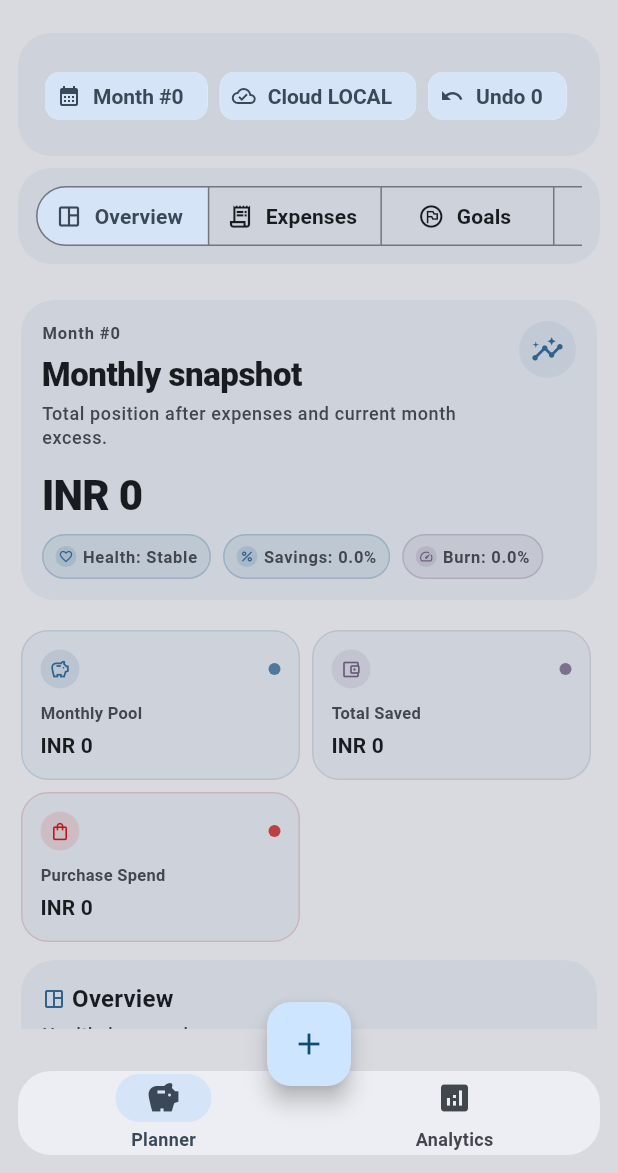
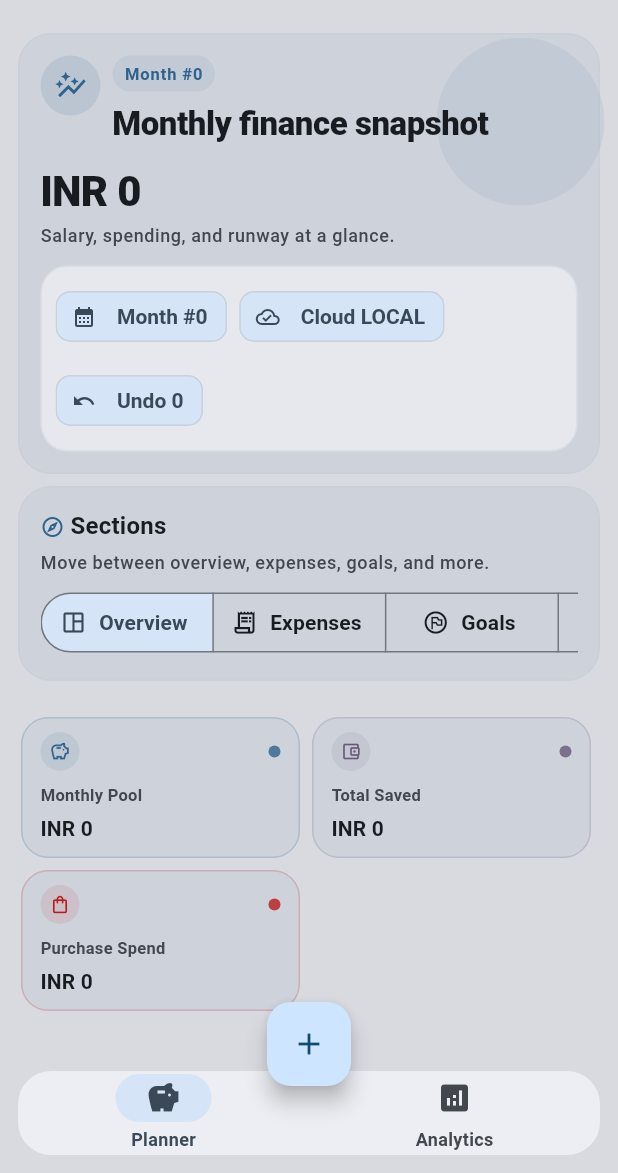
Before and after one commit to AryanSarafDev/budgie_flutter, a Flutter app: the screen it shows after launch, on a phone screen of 412 x 824 dp, the part 63-1236 px from its top. Run offline on Flutter 3.47's test engine with Material 3 defaults, Android fonts, the phone set to English and light mode, and no system bars; drawn by our look-alikes of dynamic_color; our stand-ins replace cloud_firestore, equatable, firebase_auth, firebase_core, flutter_bloc, google_sign_in and 1 more; accounts and stored records are empty.

Commit message:
Material you implementation v4

```diff
--- a/lib/features/planner/presentation/planner_screen.dart
+++ b/lib/features/planner/presentation/planner_screen.dart
@@ -315,6 +315,10 @@ class _PlannerTabState extends State<_PlannerTab> {
       padding: const EdgeInsets.fromLTRB(AppSpacing.md, AppSpacing.sm, AppSpacing.md, 108),
       children: [
         _HeroPanel(
+          monthLabel: 'Month #${vm.monthsProcessed}',
+          title: 'Monthly finance snapshot',
+          value: vm.asCurrency(vm.totalSavingsWithCurrentExcess),
+          subtitle: 'Salary, spending, and runway at a glance.',
           chips: [
             _HeaderChip(label: 'Month #${vm.monthsProcessed}', icon: Icons.calendar_month),
             _HeaderChip(label: 'Cloud ${vm.cloudStatus.toUpperCase()}', icon: Icons.cloud_done_outlined),
@@ -331,8 +335,17 @@ class _PlannerTabState extends State<_PlannerTab> {
           ),
         _GlassCard(
           child: Padding(
-            padding: const EdgeInsets.fromLTRB(AppSpacing.md, AppSpacing.sm, AppSpacing.md, AppSpacing.sm),
-            child: SingleChildScrollView(
+            padding: const EdgeInsets.all(AppSpacing.panel),
+            child: Column(
+              crossAxisAlignment: CrossAxisAlignment.start,
+              children: [
+                const _SectionHead(
+                  title: 'Sections',
+                  subtitle: 'Move between overview, expenses, goals, and more.',
+                  icon: Icons.explore_outlined,
+                ),
+                const SizedBox(height: AppSpacing.sm),
+                SingleChildScrollView(
                   scrollDirection: Axis.horizontal,
                   child: SegmentedButton<int>(
                     segments: List.generate(
@@ -349,6 +362,8 @@ class _PlannerTabState extends State<_PlannerTab> {
                     },
                     showSelectedIcon: false,
                   ),
+                ),
+              ],
             ),
           ),
         ),
@@ -393,9 +408,6 @@ class _PlannerOverview extends StatelessWidget {
     final savingsRate = vm.salary <= 0
         ? 0.0
         : (vm.monthlyPool / vm.salary).clamp(0, 1).toDouble();
-    final availableRatio = vm.monthlyPool <= 0
-        ? 0.0
-        : (vm.availableMonthExcess / vm.monthlyPool).clamp(0, 1).toDouble();
 
     final healthLabel = expenseRatio >= 0.9
         ? 'Pressure'
@@ -413,17 +425,6 @@ class _PlannerOverview extends StatelessWidget {
       child: Column(
         crossAxisAlignment: CrossAxisAlignment.stretch,
         children: [
-          _OverviewHeroCard(
-            monthLabel: 'Month #${vm.monthsProcessed}',
-            title: 'Monthly snapshot',
-            value: vm.asCurrency(vm.totalSavingsWithCurrentExcess),
-            subtitle: 'Total position after expenses and current month excess.',
-            healthLabel: healthLabel,
-            healthColor: healthColor,
-            savingsRate: savingsRate,
-            expenseRatio: expenseRatio,
-          ),
-          const SizedBox(height: AppSpacing.md),
           Wrap(
             spacing: AppSpacing.sm,
             runSpacing: AppSpacing.sm,
@@ -507,63 +508,6 @@ class _PlannerOverview extends StatelessWidget {
                     leftColor: scheme.tertiary,
                     rightColor: scheme.secondary,
                     format: vm.asCurrency,
-                  ),
-                ],
-              ),
-            ),
-          ),
-          _GlassCard(
-            child: Padding(
-              padding: const EdgeInsets.all(AppSpacing.panel),
-              child: Column(
-                crossAxisAlignment: CrossAxisAlignment.start,
-                children: [
-                  const _SectionHead(
-                    title: 'Salary Baseline',
-                    subtitle: 'Update salary and review monthly totals.',
-                    icon: Icons.account_balance_outlined,
-                  ),
-                  const SizedBox(height: AppSpacing.panel),
-                  Row(
-                    children: [
-                      Expanded(
-                        child: TextField(
-                          controller: vm.salaryCtrl,
-                          keyboardType: TextInputType.number,
-                          decoration: const InputDecoration(
-                            labelText: 'Monthly Salary',
-                            prefixIcon: Icon(Icons.payments_outlined),
-                          ),
-                          onSubmitted: (_) => vm.updateSalaryFromInput(),
-                        ),
-                      ),
-                      const SizedBox(width: AppSpacing.sm),
-                      FilledButton.icon(
-                        onPressed: vm.updateSalaryFromInput,
-                        icon: const Icon(Icons.check_circle_outline),
-                        label: const Text('Update'),
-                      ),
-                    ],
-                  ),
-                  const SizedBox(height: AppSpacing.md),
-                  Wrap(
-                    spacing: 8,
-                    runSpacing: 8,
-                    children: [
-                      _DataMetric(label: 'Expenses', value: vm.asCurrency(vm.monthlyExpenseTotal)),
-                      _DataMetric(label: 'Savings Pool', value: vm.asCurrency(vm.monthlyPool)),
-                      _DataMetric(label: 'Available', value: vm.asCurrency(vm.availableMonthExcess)),
-                      _DataMetric(
-                        label: 'Total Position',
-                        value: vm.asCurrency(vm.totalSavingsWithCurrentExcess),
-                        wide: true,
-                      ),
-                    ],
-                  ),
-                  const SizedBox(height: AppSpacing.sm + AppSpacing.xxs),
-                  _MiniTrendBar(
-                    value: availableRatio,
-                    maxValue: 1,
                   ),
                 ],
               ),
@@ -703,128 +647,6 @@ class _OverviewSplitBar extends StatelessWidget {
           ],
         ),
       ],
-    );
-  }
-}
-
-class _OverviewHeroCard extends StatelessWidget {
-  const _OverviewHeroCard({
-    required this.monthLabel,
-    required this.title,
-    required this.value,
-    required this.subtitle,
-    required this.healthLabel,
-    required this.healthColor,
-    required this.savingsRate,
-    required this.expenseRatio,
-  });
-
-  final String monthLabel;
-  final String title;
-  final String value;
-  final String subtitle;
-  final String healthLabel;
-  final Color healthColor;
-  final double savingsRate;
-  final double expenseRatio;
-
-  @override
-  Widget build(BuildContext context) {
-    final scheme = Theme.of(context).colorScheme;
-    final text = Theme.of(context).textTheme;
-
-    return _GlassCard(
-      child: Padding(
-        padding: const EdgeInsets.all(AppSpacing.panel),
-        child: Column(
-          crossAxisAlignment: CrossAxisAlignment.start,
-          children: [
-            Row(
-              crossAxisAlignment: CrossAxisAlignment.start,
-              children: [
-                Expanded(
-                  child: Column(
-                    crossAxisAlignment: CrossAxisAlignment.start,
-                    children: [
-                      Text(
-                        monthLabel,
-                        style: text.labelSmall?.copyWith(
-                          color: scheme.onSurfaceVariant,
-                          letterSpacing: 0.6,
-                        ),
-                      ),
-                      const SizedBox(height: 6),
-                      Text(
-                        title,
-                        style: text.titleLarge?.copyWith(
-                          fontWeight: FontWeight.w800,
-                          letterSpacing: -0.3,
-                        ),
-                      ),
-                      const SizedBox(height: AppSpacing.xs),
-                      Text(
-                        subtitle,
-                        style: text.bodySmall?.copyWith(
-                          color: scheme.onSurfaceVariant,
-                          height: 1.35,
-                        ),
-                      ),
-                    ],
-                  ),
-                ),
-                const SizedBox(width: AppSpacing.sm),
-                Container(
-                  padding: const EdgeInsets.all(AppSpacing.sm),
-                  decoration: BoxDecoration(
-                    color: scheme.primary.withValues(alpha: 0.08),
-                    shape: BoxShape.circle,
-                  ),
-                  child: Icon(
-                    Icons.insights_outlined,
-                    color: scheme.primary,
-                    size: 22,
-                  ),
-                ),
-              ],
-            ),
-            const SizedBox(height: AppSpacing.md),
-            Text(
-              value,
-              maxLines: 1,
-              overflow: TextOverflow.ellipsis,
-              style: text.headlineMedium?.copyWith(
-                fontWeight: FontWeight.w800,
-                letterSpacing: -0.5,
-              ),
-            ),
-            const SizedBox(height: AppSpacing.sm),
-            Wrap(
-              spacing: AppSpacing.sm,
-              runSpacing: AppSpacing.sm,
-              children: [
-                _OverviewStatusPill(
-                  icon: Icons.favorite_outline,
-                  label: 'Health',
-                  value: healthLabel,
-                  color: healthColor,
-                ),
-                _OverviewStatusPill(
-                  icon: Icons.percent,
-                  label: 'Savings',
-                  value: '${(savingsRate * 100).toStringAsFixed(1)}%',
-                  color: scheme.primary,
-                ),
-                _OverviewStatusPill(
-                  icon: Icons.speed_outlined,
-                  label: 'Burn',
-                  value: '${(expenseRatio * 100).toStringAsFixed(1)}%',
-                  color: scheme.tertiary,
-                ),
-              ],
-            ),
-          ],
-        ),
-      ),
     );
   }
 }
@@ -1387,6 +1209,10 @@ class _AnalyticsTabState extends State<_AnalyticsTab> {
       padding: const EdgeInsets.fromLTRB(AppSpacing.md, AppSpacing.sm, AppSpacing.md, 108),
       children: [
         _HeroPanel(
+          monthLabel: 'Analytics',
+          title: 'Activity snapshot',
+          value: '${vm.logs.length} events',
+          subtitle: 'Recent expenses, purchases, and planner activity.',
           chips: const [
             _HeaderChip(label: 'Snapshot', icon: Icons.dashboard_outlined),
             _HeaderChip(label: 'Trend', icon: Icons.timeline),
@@ -1588,23 +1414,135 @@ class _SectionHead extends StatelessWidget {
 
 class _HeroPanel extends StatelessWidget {
   const _HeroPanel({
+    required this.monthLabel,
+    required this.title,
+    required this.value,
+    required this.subtitle,
     required this.chips,
   });
 
+  final String monthLabel;
+  final String title;
+  final String value;
+  final String subtitle;
   final List<Widget> chips;
 
   @override
   Widget build(BuildContext context) {
     final scheme = Theme.of(context).colorScheme;
+    final text = Theme.of(context).textTheme;
 
     return Container(
       margin: const EdgeInsets.only(bottom: AppSpacing.sm),
-      padding: const EdgeInsets.fromLTRB(AppSpacing.lg + 2, AppSpacing.lg + 2, AppSpacing.lg + 2, AppSpacing.lg),
+      padding: const EdgeInsets.all(AppSpacing.panel),
       decoration: BoxDecoration(
         borderRadius: BorderRadius.circular(AppRadius.xl),
         color: AppSurfaceTint.card(scheme),
-      ),
-      child: Wrap(spacing: AppSpacing.sm, runSpacing: AppSpacing.sm, children: chips),
+        border: Border.all(color: scheme.outlineVariant.withValues(alpha: 0.32)),
+      ),
+      child: Stack(
+        clipBehavior: Clip.none,
+        children: [
+          Positioned(
+            right: -18,
+            top: -12,
+            child: Container(
+              width: 112,
+              height: 112,
+              decoration: BoxDecoration(
+                shape: BoxShape.circle,
+                color: scheme.primary.withValues(alpha: 0.08),
+              ),
+            ),
+          ),
+          Column(
+            crossAxisAlignment: CrossAxisAlignment.start,
+            children: [
+              Row(
+                crossAxisAlignment: CrossAxisAlignment.start,
+                children: [
+                  Container(
+                    padding: const EdgeInsets.all(AppSpacing.sm + 1),
+                    decoration: BoxDecoration(
+                      color: scheme.primary.withValues(alpha: 0.12),
+                      shape: BoxShape.circle,
+                    ),
+                    child: Icon(
+                      Icons.auto_graph_outlined,
+                      color: scheme.primary,
+                      size: 22,
+                    ),
+                  ),
+                  const SizedBox(width: AppSpacing.sm),
+                  Expanded(
+                    child: Column(
+                      crossAxisAlignment: CrossAxisAlignment.start,
+                      children: [
+                        Container(
+                          padding: const EdgeInsets.symmetric(horizontal: AppSpacing.sm, vertical: 4),
+                          decoration: BoxDecoration(
+                            color: scheme.primary.withValues(alpha: 0.08),
+                            borderRadius: BorderRadius.circular(AppRadius.full),
+                          ),
+                          child: Text(
+                            monthLabel,
+                            style: text.labelSmall?.copyWith(
+                              color: scheme.primary,
+                              fontWeight: FontWeight.w700,
+                              letterSpacing: 0.6,
+                            ),
+                          ),
+                        ),
+                        if (title.isNotEmpty) ...[
+                          const SizedBox(height: AppSpacing.sm),
+                          Text(
+                            title,
+                            style: text.titleLarge?.copyWith(
+                              fontWeight: FontWeight.w800,
+                              letterSpacing: -0.3,
+                            ),
+                          ),
+                        ],
+                      ],
+                    ),
+                  ),
+                ],
+              ),
+              const SizedBox(height: AppSpacing.md),
+              Text(
+                value,
+                style: text.headlineMedium?.copyWith(
+                      fontWeight: FontWeight.w800,
+                      letterSpacing: -0.5,
+                    ),
+              ),
+              const SizedBox(height: AppSpacing.xs),
+              Text(
+                subtitle,
+                style: text.bodySmall?.copyWith(
+                      color: scheme.onSurfaceVariant,
+                      height: 1.35,
+                    ),
+              ),
+              const SizedBox(height: AppSpacing.md),
+              Container(
+                width: double.infinity,
+                padding: const EdgeInsets.all(AppSpacing.sm + 1),
+                decoration: BoxDecoration(
+                  color: scheme.surfaceContainerHigh,
+                  borderRadius: BorderRadius.circular(AppRadius.lg),
+                  border: Border.all(color: scheme.outlineVariant.withValues(alpha: 0.32)),
+                ),
+                child: Wrap(
+                  spacing: AppSpacing.sm,
+                  runSpacing: AppSpacing.sm,
+                  children: chips,
+                ),
+              ),
+            ],
+          ),
+        ],
+      ),
     );
   }
 }
@@ -1623,11 +1561,12 @@ class _HeaderChip extends StatelessWidget {
       backgroundColor: scheme.secondaryContainer,
       label: Text(label),
       onPressed: () {},
+      padding: const EdgeInsets.symmetric(horizontal: AppSpacing.xs, vertical: 2),
       labelStyle: TextStyle(
         color: scheme.onSecondaryContainer,
         fontWeight: FontWeight.w700,
       ),
-      side: BorderSide.none,
+      side: BorderSide(color: scheme.outlineVariant.withValues(alpha: 0.42)),
     );
   }
 }
@@ -1652,10 +1591,11 @@ class _ExpenseRow extends StatelessWidget {
       decoration: BoxDecoration(
         color: AppSurfaceTint.card(scheme),
         borderRadius: BorderRadius.circular(AppRadius.md),
+        border: Border.all(color: scheme.outlineVariant.withValues(alpha: 0.28)),
       ),
       child: ListTile(
         dense: true,
-        contentPadding: const EdgeInsets.symmetric(horizontal: AppSpacing.sm + 2, vertical: AppSpacing.xs),
+        contentPadding: const EdgeInsets.symmetric(horizontal: AppSpacing.sm, vertical: AppSpacing.xs),
         title: Text(name, style: text.bodyMedium?.copyWith(fontWeight: FontWeight.w600)),
         subtitle: Text(
           amount,
@@ -1677,10 +1617,11 @@ class _EmptyInline extends StatelessWidget {
     final scheme = Theme.of(context).colorScheme;
     return Container(
       width: double.infinity,
-      padding: const EdgeInsets.symmetric(horizontal: AppSpacing.md, vertical: AppSpacing.sm),
+      padding: const EdgeInsets.symmetric(horizontal: AppSpacing.md, vertical: AppSpacing.sm + 1),
       decoration: BoxDecoration(
         color: AppSurfaceTint.card(scheme),
         borderRadius: BorderRadius.circular(AppRadius.sm),
+        border: Border.all(color: scheme.outlineVariant.withValues(alpha: 0.28)),
       ),
       child: Text(
         message,
@@ -1710,6 +1651,7 @@ class _GlassCard extends StatelessWidget {
       decoration: BoxDecoration(
         borderRadius: BorderRadius.circular(AppRadius.xl),
         color: color ?? AppSurfaceTint.card(scheme),
+        border: Border.all(color: scheme.outlineVariant.withValues(alpha: 0.28)),
       ),
       child: ClipRRect(
         borderRadius: BorderRadius.circular(AppRadius.xl),
@@ -1736,11 +1678,11 @@ class _KpiTile extends StatelessWidget {
     final icon = _kpiIconForLabel(label);
     return Container(
       margin: EdgeInsets.zero,
-      padding: const EdgeInsets.symmetric(horizontal: AppSpacing.md, vertical: AppSpacing.sm + AppSpacing.xs),
+      padding: const EdgeInsets.symmetric(horizontal: AppSpacing.md, vertical: AppSpacing.sm + 1),
       decoration: BoxDecoration(
         color: AppSurfaceTint.card(scheme),
         borderRadius: BorderRadius.circular(AppRadius.lg),
-        border: Border.all(color: accent.withValues(alpha: 0.16)),
+        border: Border.all(color: accent.withValues(alpha: 0.2)),
       ),
       child: Column(
         crossAxisAlignment: CrossAxisAlignment.start,
@@ -1750,7 +1692,7 @@ class _KpiTile extends StatelessWidget {
               Container(
                 padding: const EdgeInsets.all(6),
                 decoration: BoxDecoration(
-                  color: accent.withValues(alpha: 0.12),
+                  color: accent.withValues(alpha: 0.1),
                   shape: BoxShape.circle,
                 ),
                 child: Icon(icon, size: 14, color: accent),
@@ -1947,23 +1889,30 @@ class _DataMetric extends StatelessWidget {
         decoration: BoxDecoration(
           color: AppSurfaceTint.card(scheme),
           borderRadius: BorderRadius.circular(AppRadius.md),
-        ),
-        child: ListTile(
-          dense: true,
-          contentPadding: const EdgeInsets.symmetric(horizontal: AppSpacing.sm + 2, vertical: AppSpacing.xs),
-          title: Text(
+          border: Border.all(color: scheme.outlineVariant.withValues(alpha: 0.28)),
+        ),
+        child: Padding(
+          padding: const EdgeInsets.symmetric(horizontal: AppSpacing.sm + 1, vertical: AppSpacing.sm),
+          child: Column(
+            crossAxisAlignment: CrossAxisAlignment.start,
+            mainAxisSize: MainAxisSize.min,
+            children: [
+              Text(
                 label,
                 style: text.labelSmall?.copyWith(
                   fontWeight: FontWeight.w600,
                   color: scheme.onSurfaceVariant,
                 ),
               ),
-          subtitle: Text(
+              const SizedBox(height: AppSpacing.xs),
+              Text(
                 value,
                 style: text.titleSmall?.copyWith(fontWeight: FontWeight.w700),
               ),
-        ),
-      ),
-    );
-  }
-}
+            ],
+          ),
+        ),
+      ),
+    );
+  }
+}
```
Lines whose indentation alone changed are shown as unchanged.
